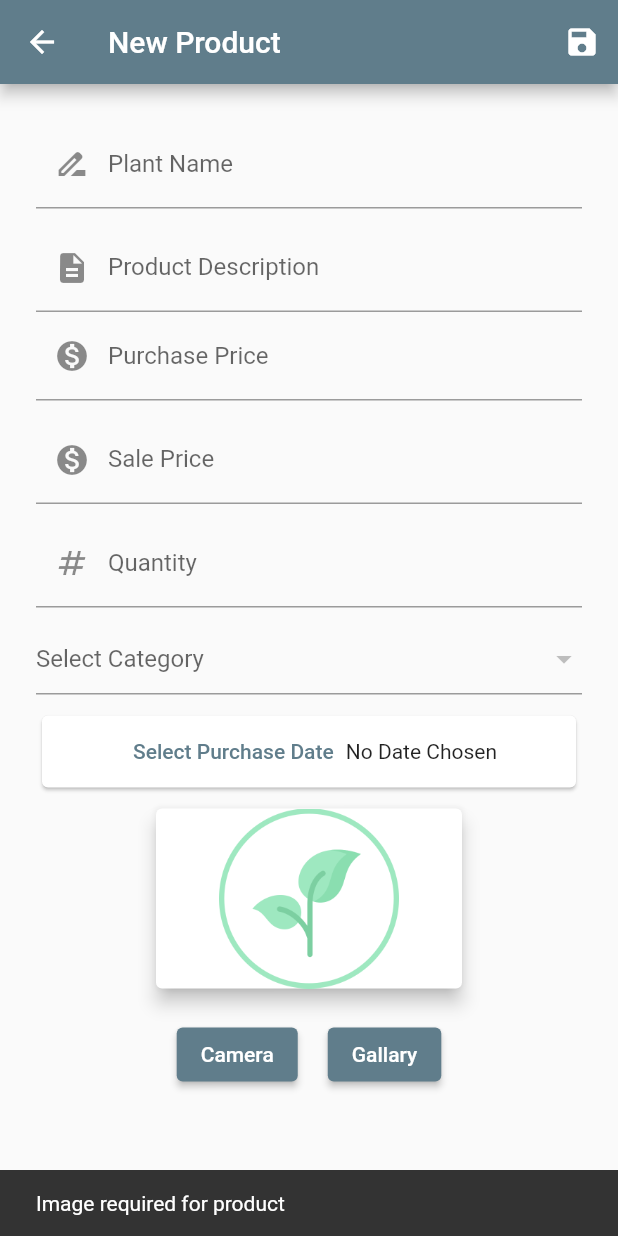
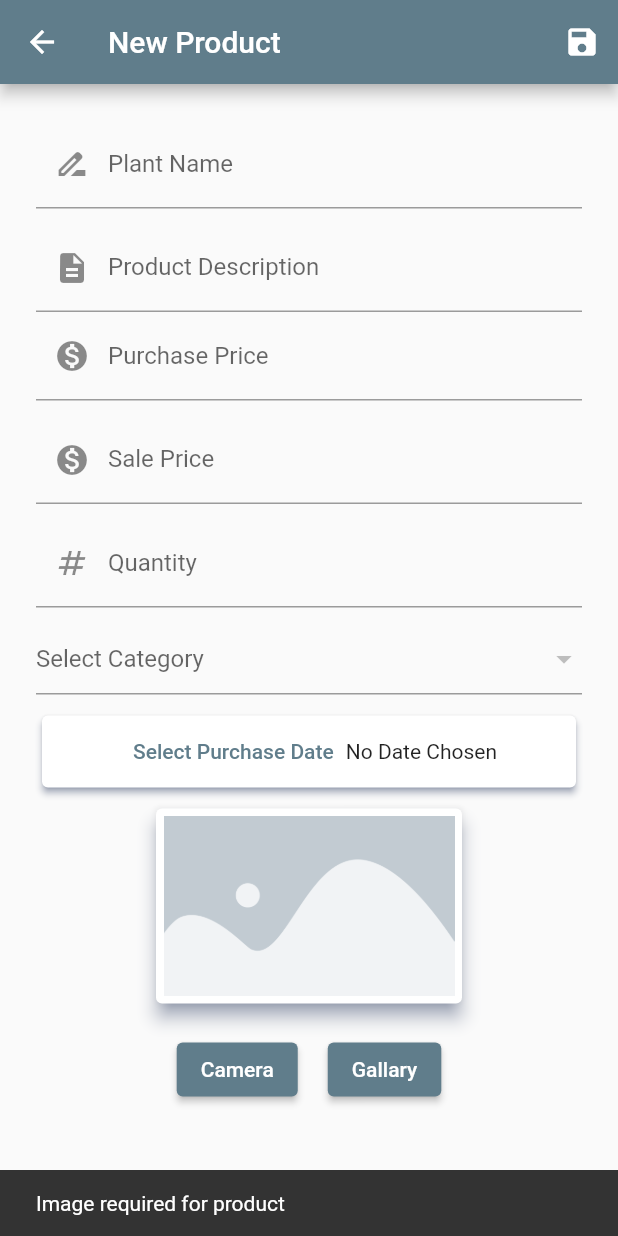
Before and after one commit to PrantoMondal/FlutterEcommerceAdmin, a Flutter app: the NewProductPage screen opened by its route, after a tap on the "save" icon, on a phone screen of 412 x 824 dp. Run offline on Flutter 3.47's test engine with Material 2 defaults, Android fonts, the phone set to English and light mode, and no system bars; our stand-ins replace cloud_firestore, firebase_auth, firebase_core, firebase_storage, flutter_easyloading, image_picker; accounts and stored records are empty.

Commit message:
small change added

```diff
--- a/lib/main.dart
+++ b/lib/main.dart
@@ -1,5 +1,6 @@
 import 'package:firebase_core/firebase_core.dart';
 import 'package:flutter/material.dart';
+import 'package:flutter_easyloading/flutter_easyloading.dart';
 import 'package:flutter_ecommerce_admin/page/category_page.dart';
 import 'package:flutter_ecommerce_admin/page/dashboard_page.dart';
 import 'package:flutter_ecommerce_admin/page/launcher_page.dart';
@@ -35,6 +36,7 @@ class MyApp extends StatelessWidget {
       theme: ThemeData(
         primarySwatch: Colors.blueGrey,
       ),
+      builder: EasyLoading.init(),
       initialRoute: LauncherPage.routeName,
       routes: {
         LauncherPage.routeName: (_) => LauncherPage(),
--- a/lib/page/new_product_page.dart
+++ b/lib/page/new_product_page.dart
@@ -1,5 +1,7 @@
 import 'package:cloud_firestore/cloud_firestore.dart';
 import 'package:flutter/material.dart';
+import 'package:flutter_easyloading/flutter_easyloading.dart';
+import 'package:flutter_ecommerce_admin/constants/constants.dart';
 import 'package:flutter_ecommerce_admin/models/date_model.dart';
 import 'package:flutter_ecommerce_admin/models/product_model.dart';
 import 'package:flutter_ecommerce_admin/models/purchase_model.dart';
@@ -27,8 +29,9 @@ class _NewProductPageState extends State<NewProductPage> {
   DateTime? _purchaseDate;
   String? _imageUrl;
   String? _category;
+  bool isUploading = false, isSaving = false;
   ImageSource _imageSource = ImageSource.camera;
-  final from_key = GlobalKey<FormState>();
+  final form_key = GlobalKey<FormState>();
 
   @override
   void dispose() {
@@ -46,11 +49,14 @@ class _NewProductPageState extends State<NewProductPage> {
       appBar: AppBar(
         title: const Text('New Product'),
         actions: [
-          IconButton(onPressed: _saveProduct, icon: Icon(Icons.save)),
+          IconButton(
+              onPressed: isUploading ? null : _saveProduct,
+              icon: const Icon(Icons.save)),
         ],
       ),
-      body: Form(
-        key: from_key,
+      body: Stack(children: [
+        Form(
+          key: form_key,
           child: ListView(
             padding: const EdgeInsets.all(24),
             children: [
@@ -158,8 +164,8 @@ class _NewProductPageState extends State<NewProductPage> {
                       _category = value;
                     });
                   },
+                  value: _category,
                   hint: const Text('Select Category'),
-                value: _category,
                   items: provider.categoryList
                       .map((model) => DropdownMenuItem<String>(
                             value: model.name,
@@ -172,12 +178,14 @@ class _NewProductPageState extends State<NewProductPage> {
                 height: 10,
               ),
               Card(
+                elevation: 2,
+                shadowColor: Styles.primaryColor,
                 child: Row(
                   mainAxisAlignment: MainAxisAlignment.center,
                   children: [
                     TextButton(
                         onPressed: _selectDate,
-                      child: Text('Select Purchase Date')),
+                        child: const Text('Select Purchase Date')),
                     Text(_purchaseDate == null
                         ? 'No Date Chosen'
                         : getFormattedDateTime(_purchaseDate!, 'dd/MM/yyyy')),
@@ -188,20 +196,40 @@ class _NewProductPageState extends State<NewProductPage> {
                 height: 10,
               ),
               Card(
+
+                color: Colors.white,
                 margin: const EdgeInsets.symmetric(vertical: 0, horizontal: 80),
                 elevation: 5,
+                shadowColor: Styles.primaryColor,
                 child: _imageUrl == null
-                  ? Image.asset(
-                      'images/plant.png',
+                    ? isUploading
+                        ? const Padding(padding: EdgeInsets.all(47),
+                          child: Center(
+                              child: CircularProgressIndicator(
+
+                              ),
+                            ),
+                        )
+                        : Padding(
+                            padding: const EdgeInsets.all(5),
+                            child: Image.asset(
+                              'images/placeholder_image.png',
                               height: 120,
                               width: 100,
-                      fit: BoxFit.contain,
+                              fit: BoxFit.cover,
+                            ),
                           )
-                  : Image.network(
-                      _imageUrl!,
+                    : Padding(
+                        padding: const EdgeInsets.all(5),
+                        child: FadeInImage.assetNetwork(
+                            placeholder: 'images/loading.gif',
+                            image: _imageUrl!,
+                            fadeInDuration: const Duration(seconds: 1),
+                            fadeInCurve: Curves.bounceInOut,
                             height: 120,
                             width: 100,
-                      fit: BoxFit.contain,
+                            fit: BoxFit.cover,
+                        )
                       ),
               ),
               const SizedBox(
@@ -224,12 +252,13 @@ class _NewProductPageState extends State<NewProductPage> {
                         _imageSource = ImageSource.gallery;
                         _getImage();
                       },
-                    child: Text('Gallary')),
+                      child: const Text('Gallary')),
                 ],
               )
             ],
           ),
         ),
+      ]),
     );
   }
 
@@ -242,7 +271,7 @@ class _NewProductPageState extends State<NewProductPage> {
       showMsg(context, 'Purchase Date is required');
       return;
     }
-    if (from_key.currentState!.validate()) {
+    if (form_key.currentState!.validate()) {
       final productModel = ProductModel(
         name: nameController.text,
         description: descriptionController.text,
@@ -250,6 +279,7 @@ class _NewProductPageState extends State<NewProductPage> {
         salesPrice: num.parse(salePriceController.text),
         imageUrl: _imageUrl,
       );
+      EasyLoading.show(status: 'Please wait...', dismissOnTap: false);
       final purchaseModel = PurchaseModel(
         dateModel: DateModel(
           timestamp: Timestamp.fromDate(_purchaseDate!),
@@ -266,6 +296,7 @@ class _NewProductPageState extends State<NewProductPage> {
           .read<ProductProvider>()
           .addProduct(productModel, purchaseModel, catModel)
           .then((value) {
+        EasyLoading.dismiss();
         setState(() {
           nameController.clear();
           descriptionController.clear();
@@ -296,11 +327,15 @@ class _NewProductPageState extends State<NewProductPage> {
   void _getImage() async {
     final selectedImage = await ImagePicker().pickImage(source: _imageSource);
     if (selectedImage != null) {
+      setState(() {
+        isUploading = true;
+      });
       try {
         final url =
             await context.read<ProductProvider>().updateImage(selectedImage);
         setState(() {
           _imageUrl = url;
+          isUploading = false;
         });
       } catch (e) {}
     }
--- a/pubspec.yaml
+++ b/pubspec.yaml
@@ -45,7 +45,7 @@ dependencies:
   provider:
   intl:
   image_picker:
-
+  flutter_easyloading: ^3.0.5
 
 
 dev_dependencies:
```
Also changed, not shown: images/loading.gif (added), images/placeholder_image.png (added), images/plant.png (deleted), pubspec.lock. Lines whose indentation alone changed are shown as unchanged.
